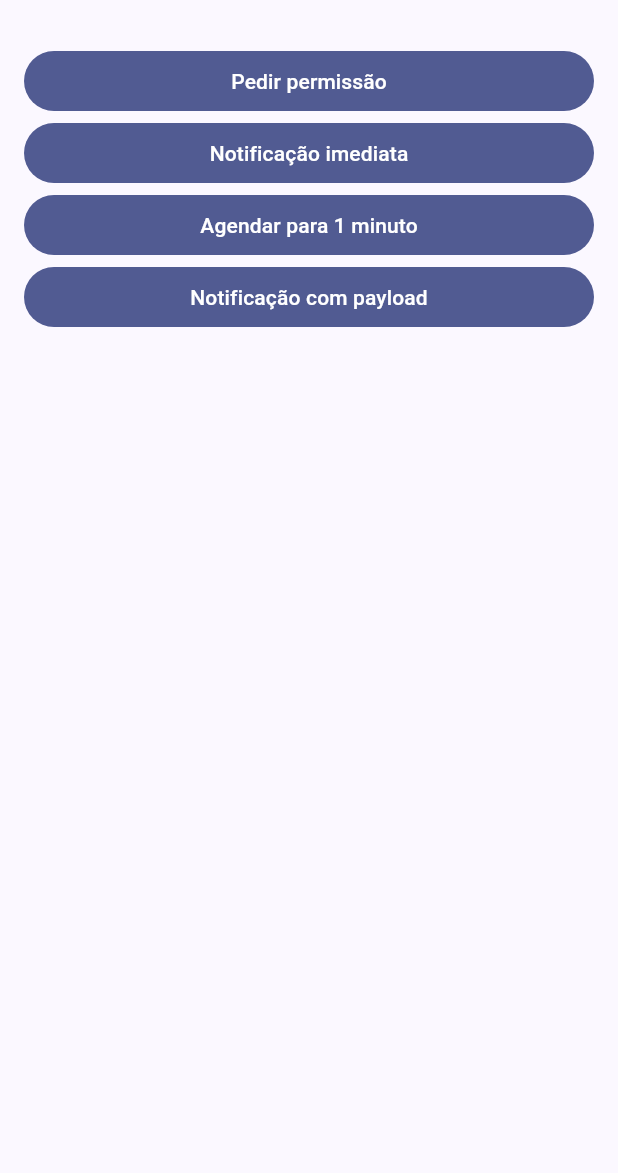
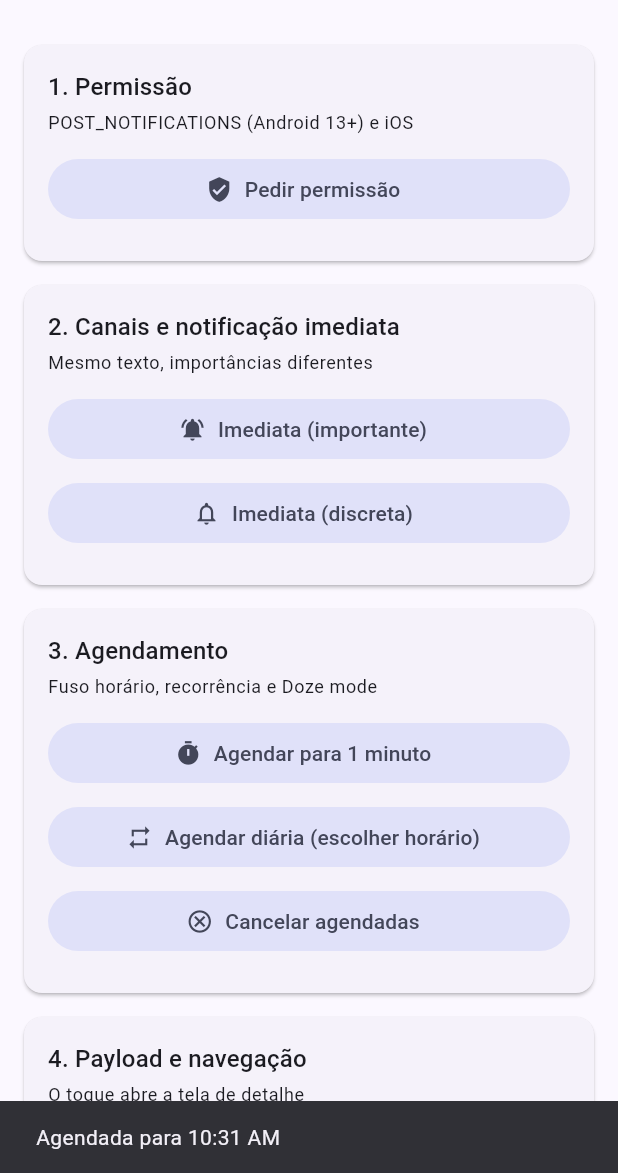
Before and after one commit to lehsiilva/WorkShop-Notificacoes, a Flutter app: the screen it shows after launch, after a tap on "Agendar para 1 minuto", on a phone screen of 412 x 824 dp, the part 63-1236 px from its top. Run offline on Flutter 3.47's test engine with Material 3 defaults, Android fonts, the phone set to English and light mode, and no system bars; our stand-ins replace flutter_local_notifications, flutter_timezone, permission_handler, timezone.

Commit message:
Correção de Bugs

```diff
--- a/notificacoes/lib/main.dart
+++ b/notificacoes/lib/main.dart
@@ -1,13 +1,18 @@
 import 'package:flutter/material.dart';
 import 'screens/detail_screen.dart';
+import 'screens/home_screen.dart';
 import 'services/notification_service.dart';
 
 final GlobalKey<NavigatorState> navigatorKey = GlobalKey<NavigatorState>();
 
 Future<void> main() async {
   WidgetsFlutterBinding.ensureInitialized();
-  // Pessoa 2: descomentar quando init() estiver pronto.
-  // await NotificationService.instance.init();
+
+  // Pessoa 2: inicializa o plugin.
+  await NotificationService.instance.initialize();
+  // Pessoa 3: registra os canais Android (depois do initialize).
+  await NotificationService.instance.createChannels();
+
   runApp(const WorkshopApp());
 
   // Pessoa 5: caso o app estivesse FECHADO e foi aberto pela notificação.
@@ -27,50 +32,14 @@ class WorkshopApp extends StatelessWidget {
   @override
   Widget build(BuildContext context) {
     return MaterialApp(
+      debugShowCheckedModeBanner: false,
       navigatorKey: navigatorKey,
       title: 'Notificações Locais',
       theme: ThemeData(colorSchemeSeed: Colors.indigo, useMaterial3: true),
       routes: {
-        '/': (_) => const HomeScreen(),
+        '/': (_) => const HomeScreen(), // Pessoa 6
         '/detalhe': (_) => const DetailScreen(), // Pessoa 5
       },
     );
   }
 }
-
-class HomeScreen extends StatelessWidget {
-  const HomeScreen({super.key});
-
-  @override
-  Widget build(BuildContext context) {
-    final s = NotificationService.instance;
-    return Scaffold(
-      appBar: AppBar(title: const Text('Notificações Locais')),
-      body: ListView(
-        padding: const EdgeInsets.all(16),
-        children: [
-          FilledButton(
-            onPressed: () => s.requestPermission(), // Pessoa 2
-            child: const Text('Pedir permissão'),
-          ),
-          FilledButton(
-            onPressed: () => s.showNow(title: 'Olá', body: 'Imediata'), // Pessoa 3
-            child: const Text('Notificação imediata'),
-          ),
-          FilledButton(
-            onPressed: () => s.scheduleInOneMinute(), // Pessoa 4
-            child: const Text('Agendar para 1 minuto'),
-          ),
-          FilledButton(
-            onPressed: () => s.showWithPayload(
-              title: 'Toque aqui',
-              body: 'Abre a tela de detalhe',
-              payload: '/detalhe',
-            ), // Pessoa 5
-            child: const Text('Notificação com payload'),
-          ),
-        ],
-      ),
-    );
-  }
-}
--- /dev/null
+++ b/notificacoes/lib/screens/home_screen.dart
@@ -0,0 +1,209 @@
+import 'package:flutter/material.dart';
+import '../services/notification_service.dart';
+
+/// Tela única do app (Pessoa 6): um bloco por parte do workshop,
+/// na mesma ordem da apresentação.
+class HomeScreen extends StatelessWidget {
+  const HomeScreen({super.key});
+
+  void _aviso(BuildContext context, String mensagem) {
+    ScaffoldMessenger.of(context)
+      ..hideCurrentSnackBar()
+      ..showSnackBar(SnackBar(content: Text(mensagem)));
+  }
+
+  @override
+  Widget build(BuildContext context) {
+    final s = NotificationService.instance;
+
+    return Scaffold(
+      appBar: AppBar(title: const Text('Notificações Locais')),
+      body: ListView(
+        padding: const EdgeInsets.all(16),
+        children: [
+          _Secao(
+            titulo: '1. Permissão',
+            subtitulo: 'POST_NOTIFICATIONS (Android 13+) e iOS',
+            botoes: [
+              _Botao(
+                texto: 'Pedir permissão',
+                icone: Icons.verified_user,
+                onPressed: () async {
+                  final ok = await s.requestPermissions(context);
+                  if (ok && context.mounted) {
+                    _aviso(context, 'Permissão concedida');
+                  }
+                },
+              ),
+            ],
+          ),
+          _Secao(
+            titulo: '2. Canais e notificação imediata',
+            subtitulo: 'Mesmo texto, importâncias diferentes',
+            botoes: [
+              _Botao(
+                texto: 'Imediata (importante)',
+                icone: Icons.notifications_active,
+                onPressed: () => s.showImmediateNotification(
+                  id: 1,
+                  title: 'Olá',
+                  body: 'Notificação imediata (canal importante)',
+                ),
+              ),
+              _Botao(
+                texto: 'Imediata (discreta)',
+                icone: Icons.notifications_none,
+                onPressed: () async {
+                  await s.showLowImportanceNotification(
+                    id: 2,
+                    title: 'Olá',
+                    body: 'Notificação discreta (canal silencioso)',
+                  );
+                  if (context.mounted) {
+                    _aviso(
+                      context,
+                      'Enviada sem som e sem banner: puxe a barra de notificações',
+                    );
+                  }
+                },
+              ),
+            ],
+          ),
+          _Secao(
+            titulo: '3. Agendamento',
+            subtitulo: 'Fuso horário, recorrência e Doze mode',
+            botoes: [
+              _Botao(
+                texto: 'Agendar para 1 minuto',
+                icone: Icons.timer,
+                onPressed: () async {
+                  final quando = DateTime.now().add(const Duration(minutes: 1));
+                  await s.scheduleNotification(
+                    id: 3,
+                    title: 'Agendada',
+                    body: 'Chegou, 1 minuto depois!',
+                    scheduledDate: quando,
+                  );
+                  if (context.mounted) {
+                    _aviso(
+                      context,
+                      'Agendada para ${TimeOfDay.fromDateTime(quando).format(context)}',
+                    );
+                  }
+                },
+              ),
+              _Botao(
+                texto: 'Agendar diária (escolher horário)',
+                icone: Icons.repeat,
+                onPressed: () async {
+                  final hora = await showTimePicker(
+                    context: context,
+                    initialTime: TimeOfDay.now(),
+                    helpText: 'Horário da notificação diária',
+                  );
+                  if (hora == null) return;
+                  await s.showPeriodicNotification(
+                    id: 4,
+                    title: 'Diária',
+                    body: 'Notificação recorrente',
+                    hour: hora.hour,
+                    minute: hora.minute,
+                  );
+                  if (context.mounted) {
+                    _aviso(
+                      context,
+                      'Diária agendada para ${hora.format(context)}, todo dia',
+                    );
+                  }
+                },
+              ),
+              _Botao(
+                texto: 'Cancelar agendadas',
+                icone: Icons.cancel_outlined,
+                onPressed: () async {
+                  await s.cancelNotification(3);
+                  await s.cancelNotification(4);
+                  if (context.mounted) {
+                    _aviso(context, 'Agendadas canceladas');
+                  }
+                },
+              ),
+            ],
+          ),
+          _Secao(
+            titulo: '4. Payload e navegação',
+            subtitulo: 'O toque abre a tela de detalhe',
+            botoes: [
+              _Botao(
+                texto: 'Notificação com payload',
+                icone: Icons.open_in_new,
+                onPressed: () => s.showWithPayload(
+                  title: 'Toque aqui',
+                  body: 'Abre a tela de detalhe',
+                  payload: '/detalhe',
+                ),
+              ),
+            ],
+          ),
+        ],
+      ),
+    );
+  }
+}
+
+class _Secao extends StatelessWidget {
+  const _Secao({
+    required this.titulo,
+    required this.subtitulo,
+    required this.botoes,
+  });
+
+  final String titulo;
+  final String subtitulo;
+  final List<Widget> botoes;
+
+  @override
+  Widget build(BuildContext context) {
+    final tema = Theme.of(context).textTheme;
+    return Card(
+      margin: const EdgeInsets.only(bottom: 16),
+      child: Padding(
+        padding: const EdgeInsets.all(16),
+        child: Column(
+          crossAxisAlignment: CrossAxisAlignment.start,
+          children: [
+            Text(titulo, style: tema.titleMedium),
+            const SizedBox(height: 4),
+            Text(subtitulo, style: tema.bodySmall),
+            const SizedBox(height: 12),
+            ...botoes.expand((b) => [b, const SizedBox(height: 8)]),
+          ],
+        ),
+      ),
+    );
+  }
+}
+
+class _Botao extends StatelessWidget {
+  const _Botao({
+    required this.texto,
+    required this.icone,
+    required this.onPressed,
+  });
+
+  final String texto;
+  final IconData icone;
+  final VoidCallback onPressed;
+
+  @override
+  Widget build(BuildContext context) {
+    return SizedBox(
+      width: double.infinity,
+      child: FilledButton.tonalIcon(
+        onPressed: onPressed,
+        icon: Icon(icone),
+        label: Text(texto),
+      ),
+    );
+  }
+}
--- a/notificacoes/lib/services/notification_service.dart
+++ b/notificacoes/lib/services/notification_service.dart
@@ -9,6 +9,10 @@ import 'package:flutter_timezone/flutter_timezone.dart';
 import '../main.dart';
 
 class NotificationService {
+  // Instância única (singleton): o main.dart usa NotificationService.instance.
+  // CORREÇÃO (Pessoa 1): o contrato original tinha isso e a classe atual perdeu.
+  static final NotificationService instance = NotificationService();
+
   // Instância global do plugin
   final FlutterLocalNotificationsPlugin plugin = FlutterLocalNotificationsPlugin();
 
@@ -34,7 +38,7 @@ class NotificationService {
     );
 
     await plugin.initialize(
-      initializationSettings,
+      settings: initializationSettings,
       onDidReceiveNotificationResponse: onNotificationTap,
     );
   }
@@ -178,7 +182,13 @@ class NotificationService {
     // Dispara a notificação AGORA. O id identifica a notificação: usar o mesmo
     // id de novo substitui a anterior em vez de empilhar outra.
     // O payload (se houver) é repassado para a parte da Pessoa 5.
-    await plugin.show(id, title, body, details, payload: payload);
+    await plugin.show(
+      id: id,
+      title: title,
+      body: body,
+      notificationDetails: details,
+      payload: payload,
+    );
   }
 
   /// Notificação imediata no canal de baixa importância.
@@ -210,19 +220,33 @@ class NotificationService {
       iOS: iosDetails,
     );
 
-    await plugin.show(id, title, body, details, payload: payload);
+    await plugin.show(
+      id: id,
+      title: title,
+      body: body,
+      notificationDetails: details,
+      payload: payload,
+    );
   }
 
   // =========================================================================
   // PESSOA 4: Agendamento
   // =========================================================================
 
+  // CORREÇÃO: evita reinicializar o fuso a cada agendamento.
+  bool _timezoneReady = false;
+
+  /// Configura o fuso horário local (necessário para zonedSchedule).
   Future<void> setupTimezone() async {
+    if (_timezoneReady) return;
     tz.initializeTimeZones();
-    final String timeZoneName = await FlutterTimezone.getLocalTimezone();
+    final String timeZoneName =
+        (await FlutterTimezone.getLocalTimezone()).identifier;
     tz.setLocalLocation(tz.getLocation(timeZoneName));
-  } /// Agenda uma notificação (ex: para daqui a 1 minuto) com timezone
+    _timezoneReady = true;
+  }
 
+  /// Agenda uma notificação (ex: para daqui a 1 minuto) com timezone
   Future<void> scheduleNotification({
     required int id,
     required String title,
@@ -233,11 +257,11 @@ class NotificationService {
     await setupTimezone();
 
     await plugin.zonedSchedule(
-      id,
-      title,
-      body,
-      tz.TZDateTime.from(scheduledDate, tz.local),
-      const NotificationDetails(
+      id: id,
+      title: title,
+      body: body,
+      scheduledDate: tz.TZDateTime.from(scheduledDate, tz.local),
+      notificationDetails: const NotificationDetails(
         android: AndroidNotificationDetails(
           'canal_agendamento_id',
           'Agendamentos',
@@ -247,8 +271,6 @@ class NotificationService {
         ),
       ),
       androidScheduleMode: AndroidScheduleMode.exactAllowWhileIdle, // Importante para Doze mode
-      uiLocalNotificationDateInterpretation:
-          UILocalNotificationDateInterpretation.absoluteTime,
       payload: payload,
     );
   }
@@ -258,25 +280,27 @@ class NotificationService {
     required int id,
     required String title,
     required String body,
+    int hour = 10,
+    int minute = 0,
     String? payload,
   }) async {
-    // TODO: Implementar plugin.periodicallyShow ou matchDateTimeComponents
     await setupTimezone();
 
-    // Define um horário padrão para a notificação diária (ex: 10:00 AM)
+    // Horário escolhido pelo usuário (padrão 10:00). Se já passou hoje, vai para amanhã.
     final tz.TZDateTime now = tz.TZDateTime.now(tz.local);
     tz.TZDateTime scheduledDate =
-        tz.TZDateTime(tz.local, now.year, now.month, now.day, 10);
+        tz.TZDateTime(tz.local, now.year, now.month, now.day, hour, minute);
 
     if (scheduledDate.isBefore(now)) {
       scheduledDate = scheduledDate.add(const Duration(days: 1));
+    } // CORREÇÃO: o if precisa fechar aqui; o agendamento fica FORA dele.
 
     await plugin.zonedSchedule(
-        id,
-        title,
-        body,
-        scheduledDate,
-        const NotificationDetails(
+      id: id,
+      title: title,
+      body: body,
+      scheduledDate: scheduledDate,
+      notificationDetails: const NotificationDetails(
         android: AndroidNotificationDetails(
           'canal_recorrente_id',
           'Recorrentes',
@@ -286,8 +310,6 @@ class NotificationService {
         ),
       ),
       androidScheduleMode: AndroidScheduleMode.exactAllowWhileIdle,
-        uiLocalNotificationDateInterpretation:
-            UILocalNotificationDateInterpretation.absoluteTime,
       matchDateTimeComponents: DateTimeComponents.time, // O segredo da repetição diária
       payload: payload,
     );
@@ -295,8 +317,7 @@ class NotificationService {
 
   /// Cancela uma notificação específica pelo ID
   Future<void> cancelNotification(int id) async {
-    // TODO: Implementar plugin.cancel(id)
-    await plugin.cancel(id);
+    await plugin.cancel(id: id);
   }
 
   // =========================================================================
```
Also changed, not shown: 2 other files. Lines whose indentation alone changed are shown as unchanged.
